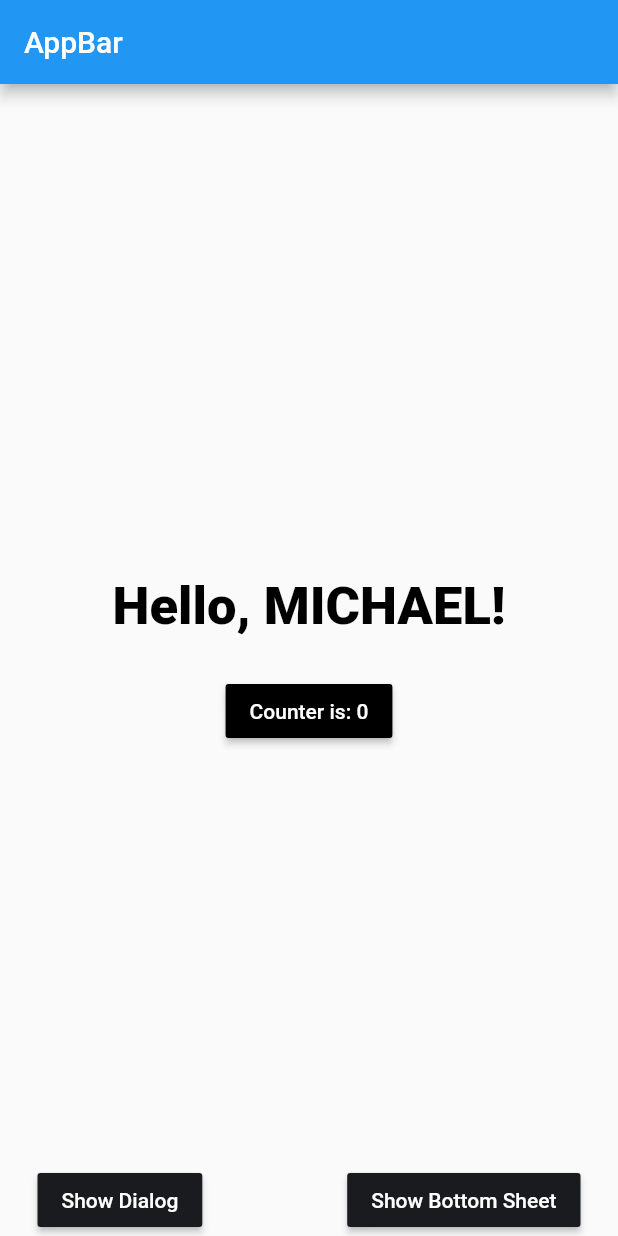
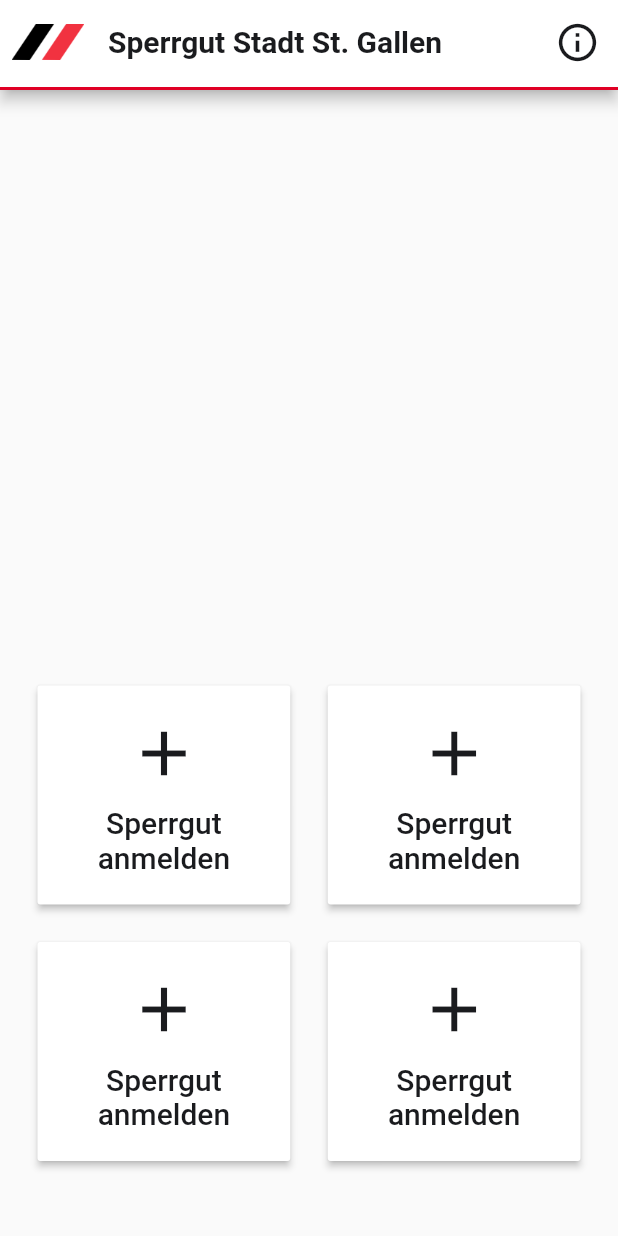
Before and after one commit to silasETH/StartHack23, a Flutter app: the screen it shows after launch, on a phone screen of 412 x 824 dp. Run offline on Flutter 3.47's test engine with Material 2 defaults, Android fonts, the phone set to English and light mode, and no system bars; our stand-ins replace stacked, stacked_services, stacked_shared.

Commit message:
first homescreen draft

```diff
--- a/sperrgut_stgallen/lib/ui/views/home/home_view.dart
+++ b/sperrgut_stgallen/lib/ui/views/home/home_view.dart
@@ -15,61 +15,129 @@ class HomeView extends StackedView<HomeViewModel> {
     Widget? child,
   ) {
     return Scaffold(
-      appBar: AppBar(title: Text("AppBar")),
+      appBar: AppBar(
+          title: const Text(
+            'Sperrgut Stadt St. Gallen',
+            style: TextStyle(
+              color: kcDarkGreyColor,
+              fontWeight: FontWeight.bold,
+          ),),
+          leading: const Padding(
+            padding: EdgeInsets.fromLTRB(8, 0, 0, 0),
+            child: Image(image: AssetImage('lib/assets/logo_sg.png')),
+          ),
+        backgroundColor: Colors.white,
+        actions: const [
+          Padding(
+            padding: EdgeInsets.fromLTRB(0, 0, 12, 0),
+            child: Icon(Icons.info_outline, color: kcDarkGreyColor, size: 30,),
+          ),
+        ],
+        bottom: PreferredSize(
+            preferredSize: const Size.fromHeight(4.0),
+            child: Container(
+              color: kcPrimaryColor,
+              height: 2.0,
+            ),
+        )
+      ),
       body: SafeArea(
         child: Padding(
           padding: const EdgeInsets.symmetric(horizontal: 25.0),
           child: Center(
             child: Column(
-              mainAxisSize: MainAxisSize.max,
-              mainAxisAlignment: MainAxisAlignment.spaceBetween,
+              mainAxisAlignment: MainAxisAlignment.end,
               children: [
-                verticalSpaceLarge,
-                Column(
-                  children: [
-                    const Text(
-                      'Hello, MICHAEL!',
-                      style: TextStyle(
-                        fontSize: 35,
-                        fontWeight: FontWeight.w900,
-                      ),
+                Row(
+                children: [
+                Expanded(
+                  child: MaterialButton(
+                    padding: const EdgeInsets.all(20),
+                    color: Colors.white,
+                    onPressed: () {},
+                    child: Column(
+                      mainAxisAlignment: MainAxisAlignment.center,
+                      crossAxisAlignment: CrossAxisAlignment.center,
+                      children: const [
+                        Icon(Icons.add, color: kcDarkGreyColor, size: 50,),
+                        verticalSpaceSmall,
+                        Text(
+                          'Sperrgut anmelden',
+                          style: TextStyle(color: kcDarkGreyColor, fontSize: 20),
+                          textAlign: TextAlign.center,
+                        ),
+                      ],
                     ),
-                    verticalSpaceMedium,
-                    MaterialButton(
-                      color: Colors.black,
-                      onPressed: viewModel.incrementCounter,
-                      child: Text(
-                        viewModel.counterLabel,
-                        style: const TextStyle(color: Colors.white),
-                      ),
+                  ),
+                ),
+                horizontalSpaceMedium,
+                Expanded(
+                  child: MaterialButton(
+                    padding: const EdgeInsets.all(20),
+                    color: Colors.white,
+                    onPressed: () {},
+                    child: Column(
+                      mainAxisAlignment: MainAxisAlignment.center,
+                      crossAxisAlignment: CrossAxisAlignment.center,
+                      children: const [
+                        Icon(Icons.add, color: kcDarkGreyColor, size: 50,),
+                        verticalSpaceSmall,
+                        Text(
+                          'Sperrgut anmelden',
+                          style: TextStyle(color: kcDarkGreyColor, fontSize: 20),
+                          textAlign: TextAlign.center,
+                        ),
+                      ],
                     ),
-                  ],
+                  ),
                 ),
+                ]),
+                verticalSpaceMedium,
                 Row(
-                  mainAxisAlignment: MainAxisAlignment.spaceBetween,
-                  children: [
-                    MaterialButton(
-                      color: kcDarkGreyColor,
-                      child: const Text(
-                        'Show Dialog',
-                        style: TextStyle(
-                          color: Colors.white,
+                children: [
+                Expanded(
+                  child: MaterialButton(
+                    padding: const EdgeInsets.all(20),
+                    color: Colors.white,
+                    onPressed: () {},
+                    child: Column(
+                      mainAxisAlignment: MainAxisAlignment.center,
+                      crossAxisAlignment: CrossAxisAlignment.center,
+                      children: const [
+                        Icon(Icons.add, color: kcDarkGreyColor, size: 50,),
+                        verticalSpaceSmall,
+                        Text(
+                          'Sperrgut anmelden',
+                          style: TextStyle(color: kcDarkGreyColor, fontSize: 20),
+                          textAlign: TextAlign.center,
                         ),
-                      ),
-                      onPressed: viewModel.showDialog,
+                      ],
                     ),
-                    MaterialButton(
-                      color: kcDarkGreyColor,
-                      child: const Text(
-                        'Show Bottom Sheet',
-                        style: TextStyle(
-                          color: Colors.white,
+                  ),
+                ),
+                horizontalSpaceMedium,
+                Expanded(
+                  child: MaterialButton(
+                    padding: const EdgeInsets.all(20),
+                    color: Colors.white,
+                    onPressed: () {},
+                    child: Column(
+                      mainAxisAlignment: MainAxisAlignment.center,
+                      crossAxisAlignment: CrossAxisAlignment.center,
+                      children: const [
+                        Icon(Icons.add, color: kcDarkGreyColor, size: 50,),
+                        verticalSpaceSmall,
+                        Text(
+                          'Sperrgut anmelden',
+                          style: TextStyle(color: kcDarkGreyColor, fontSize: 20),
+                          textAlign: TextAlign.center,
                         ),
-                      ),
-                      onPressed: viewModel.showBottomSheet,
+                      ],
                     ),
-                  ],
-                )
+                  ),
+                ),
+                ],),
+                verticalSpaceLarge
               ],
             ),
           ),
--- a/sperrgut_stgallen/pubspec.yaml
+++ b/sperrgut_stgallen/pubspec.yaml
@@ -58,6 +58,8 @@ dev_dependencies:
 
 # The following section is specific to Flutter.
 flutter:
+  assets:
+    - lib/assets/logo_sg.png
 
   # The following line ensures that the Material Icons font is
   # included with your application, so that you can use the icons in
```
